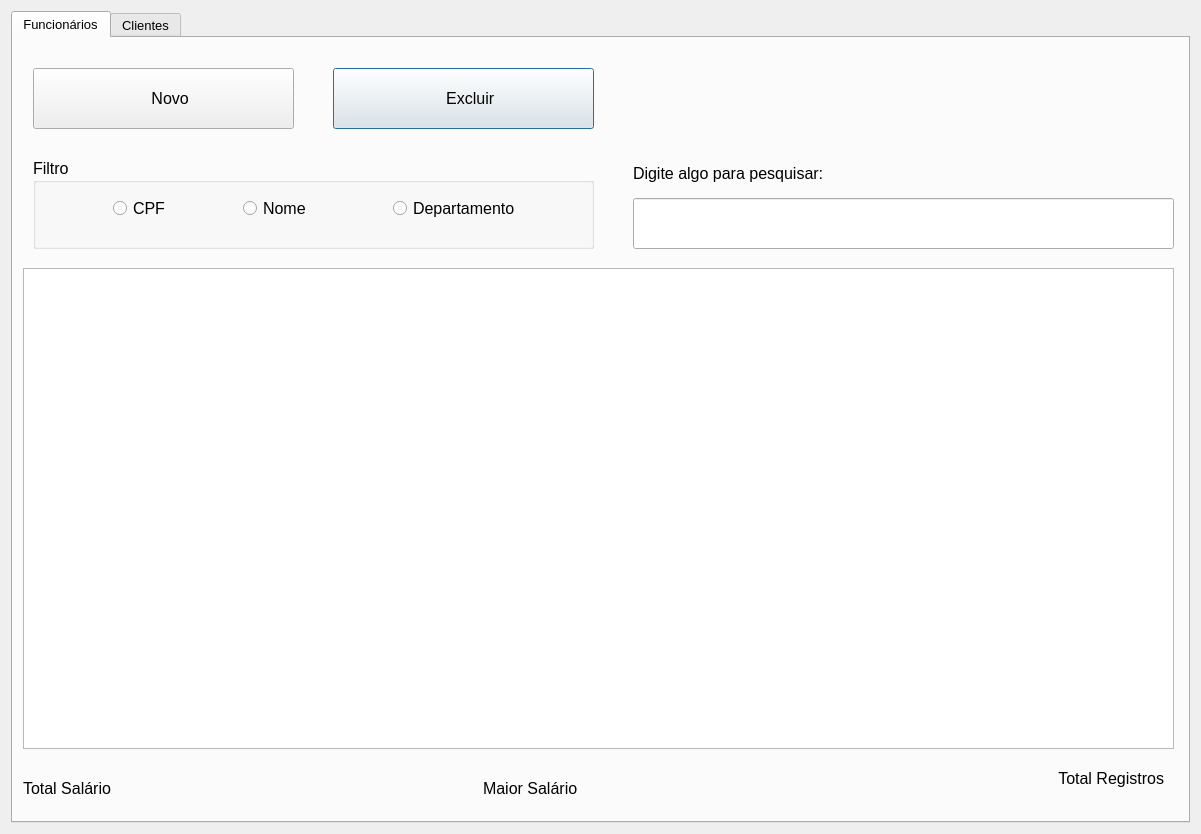
MariaZBP/projeto_EE_2022_1, file telaprincipal.ui: the form before one commit.
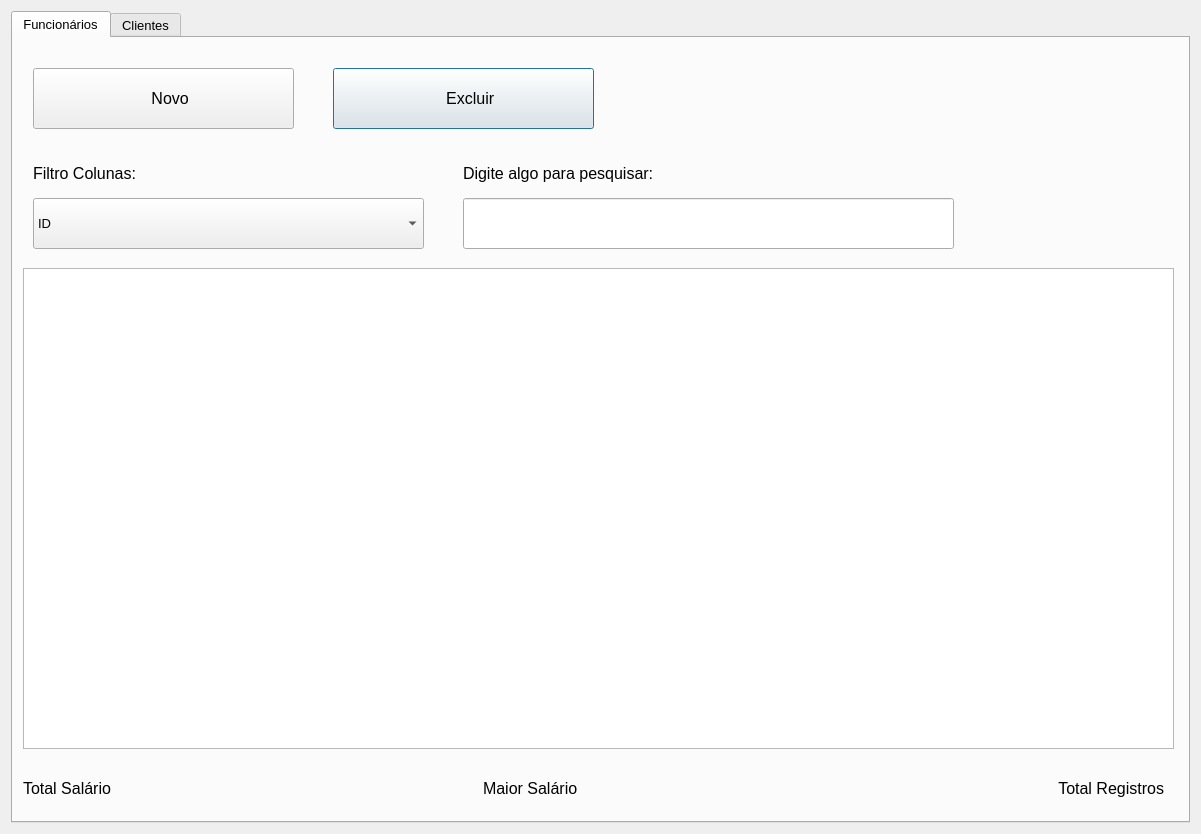
The form after the commit. Icons and pictures are not drawn.

Commit message: Opção de filtro para todas as colunas

Patch:
```diff
--- a/telaprincipal.ui
+++ b/telaprincipal.ui
@@ -41,9 +41,9 @@
       <widget class="QLineEdit" name="txtPesquisarFuncionario">
        <property name="geometry">
         <rect>
-         <x>620</x>
+         <x>450</x>
          <y>160</y>
-         <width>541</width>
+         <width>491</width>
          <height>51</height>
         </rect>
        </property>
@@ -78,67 +78,10 @@
          <normaloff>:/Imagens/Imagens/excluir.png</normaloff>:/Imagens/Imagens/excluir.png</iconset>
        </property>
       </widget>
-      <widget class="QGroupBox" name="groupBox">
-       <property name="geometry">
-        <rect>
-         <x>20</x>
-         <y>120</y>
-         <width>561</width>
-         <height>91</height>
-        </rect>
-       </property>
-       <property name="font">
-        <font>
-         <pointsize>12</pointsize>
-        </font>
-       </property>
-       <property name="title">
-        <string>Filtro</string>
-       </property>
-       <widget class="QRadioButton" name="rdCPF">
-        <property name="geometry">
-         <rect>
-          <x>80</x>
-          <y>40</y>
-          <width>95</width>
-          <height>20</height>
-         </rect>
-        </property>
-        <property name="text">
-         <string>CPF</string>
-        </property>
-       </widget>
-       <widget class="QRadioButton" name="rdNome">
-        <property name="geometry">
-         <rect>
-          <x>210</x>
-          <y>40</y>
-          <width>95</width>
-          <height>20</height>
-         </rect>
-        </property>
-        <property name="text">
-         <string>Nome</string>
-        </property>
-       </widget>
-       <widget class="QRadioButton" name="rdDepartamento">
-        <property name="geometry">
-         <rect>
-          <x>360</x>
-          <y>40</y>
-          <width>161</width>
-          <height>20</height>
-         </rect>
-        </property>
-        <property name="text">
-         <string>Departamento</string>
-        </property>
-       </widget>
-      </widget>
       <widget class="QLabel" name="label">
        <property name="geometry">
         <rect>
-         <x>620</x>
+         <x>450</x>
          <y>120</y>
          <width>281</width>
          <height>31</height>
@@ -215,7 +158,7 @@
        <property name="geometry">
         <rect>
          <x>760</x>
-         <y>720</y>
+         <y>730</y>
          <width>391</width>
          <height>41</height>
         </rect>
@@ -232,6 +175,74 @@
         <set>Qt::AlignRight|Qt::AlignTrailing|Qt::AlignVCenter</set>
        </property>
       </widget>
+      <widget class="QLabel" name="label_2">
+       <property name="geometry">
+        <rect>
+         <x>20</x>
+         <y>120</y>
+         <width>281</width>
+         <height>31</height>
+        </rect>
+       </property>
+       <property name="font">
+        <font>
+         <pointsize>12</pointsize>
+        </font>
+       </property>
+       <property name="text">
+        <string>Filtro Colunas:</string>
+       </property>
+      </widget>
+      <widget class="QComboBox" name="comboBoxColunaFiltro">
+       <property name="geometry">
+        <rect>
+         <x>20</x>
+         <y>160</y>
+         <width>391</width>
+         <height>51</height>
+        </rect>
+       </property>
+       <item>
+        <property name="text">
+         <string>ID</string>
+        </property>
+       </item>
+       <item>
+        <property name="text">
+         <string>CPF</string>
+        </property>
+       </item>
+       <item>
+        <property name="text">
+         <string>Nome</string>
+        </property>
+       </item>
+       <item>
+        <property name="text">
+         <string>Salário</string>
+        </property>
+       </item>
+       <item>
+        <property name="text">
+         <string>Departamento</string>
+        </property>
+       </item>
+       <item>
+        <property name="text">
+         <string>Data de Nascimento</string>
+        </property>
+       </item>
+       <item>
+        <property name="text">
+         <string>Telefone</string>
+        </property>
+       </item>
+       <item>
+        <property name="text">
+         <string>Email</string>
+        </property>
+       </item>
+      </widget>
      </widget>
      <widget class="QWidget" name="tab_2">
       <attribute name="title">
```
The commit also changes 1 other file.
